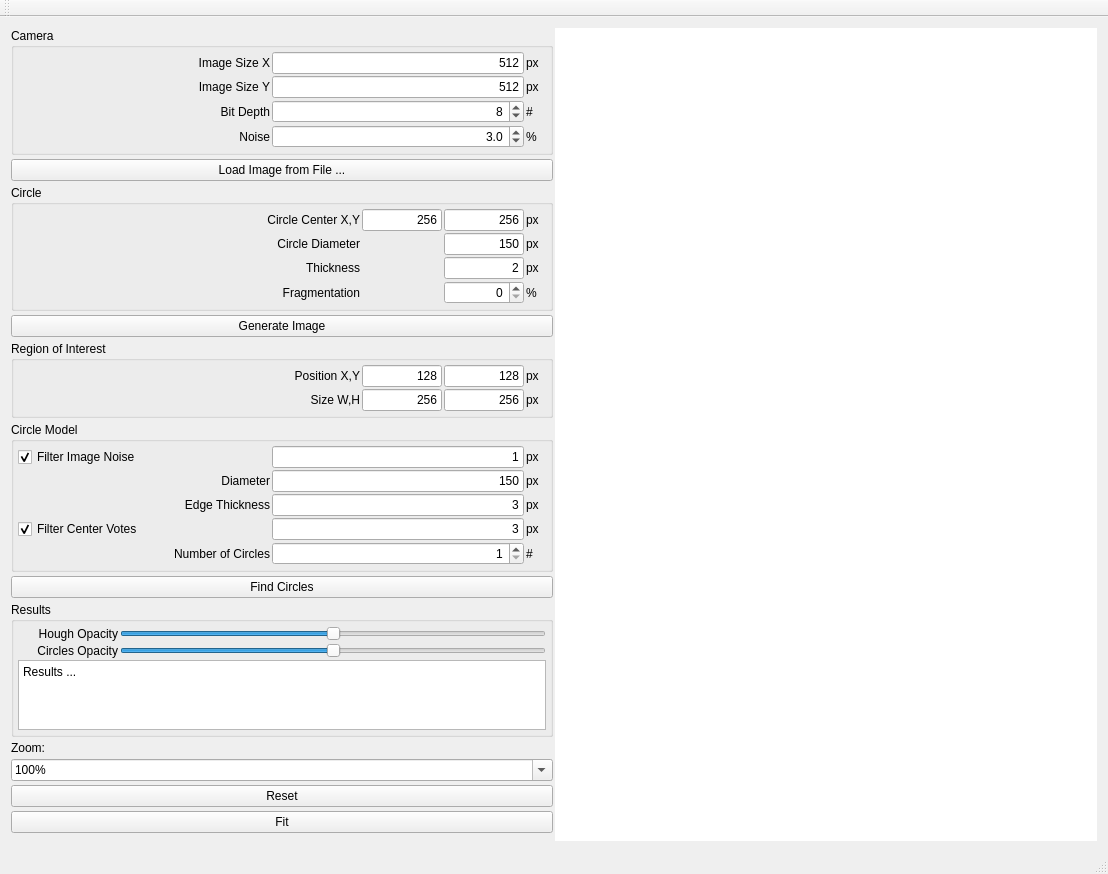
Before: the Qt Designer form QtMain/MainWindow.ui in TheGoofy/ggCircleFinder, drawn with Qt 5.
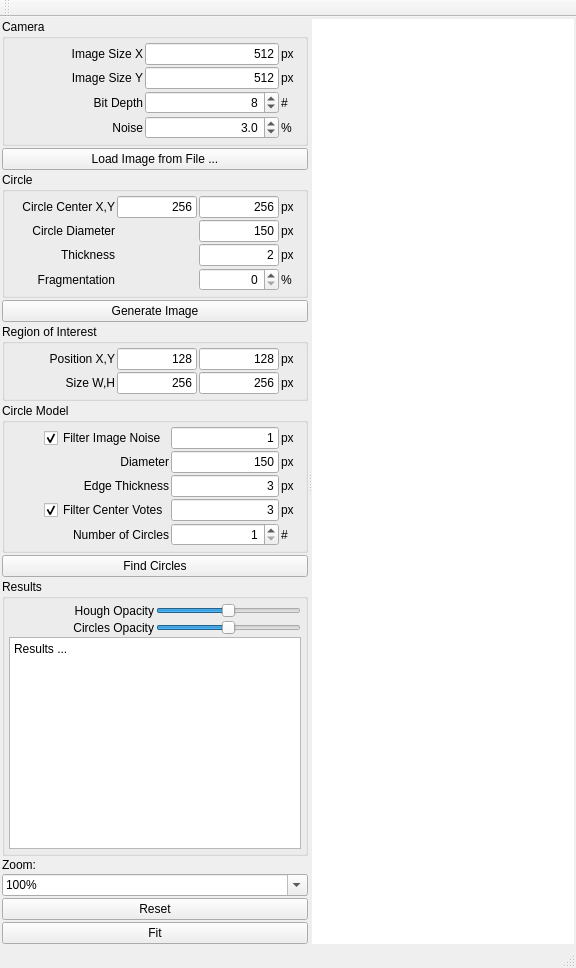
After: the same form once the commit is applied. Custom widgets are drawn as their Qt base class.

Commit message: - added splitter-layout

```diff
--- a/QtMain/MainWindow.ui
+++ b/QtMain/MainWindow.ui
@@ -6,8 +6,8 @@
    <rect>
     <x>0</x>
     <y>0</y>
-    <width>1108</width>
-    <height>775</height>
+    <width>576</width>
+    <height>968</height>
    </rect>
   </property>
   <property name="windowTitle">
@@ -17,16 +17,31 @@
    <bool>false</bool>
   </property>
   <widget class="QWidget" name="centralWidget">
-   <layout class="QHBoxLayout" name="horizontalLayout_2">
+   <layout class="QHBoxLayout" name="horizontalLayout">
+    <property name="spacing">
+     <number>0</number>
+    </property>
+    <property name="leftMargin">
+     <number>2</number>
+    </property>
+    <property name="topMargin">
+     <number>2</number>
+    </property>
+    <property name="rightMargin">
+     <number>2</number>
+    </property>
+    <property name="bottomMargin">
+     <number>2</number>
+    </property>
     <item>
-     <layout class="QHBoxLayout" name="horizontalLayout">
-      <property name="spacing">
-       <number>2</number>
+     <widget class="QSplitter" name="splitter">
+      <property name="orientation">
+       <enum>Qt::Horizontal</enum>
       </property>
-      <item>
+      <widget class="QWidget" name="">
        <layout class="QVBoxLayout" name="verticalLayout">
         <property name="spacing">
-         <number>4</number>
+         <number>2</number>
         </property>
         <property name="leftMargin">
          <number>0</number>
@@ -38,7 +53,7 @@
          <number>0</number>
         </property>
         <property name="bottomMargin">
-         <number>8</number>
+         <number>0</number>
         </property>
         <item>
          <widget class="QGroupBox" name="groupBox">
@@ -890,7 +905,7 @@
           <property name="title">
            <string>Circle Model</string>
           </property>
-          <layout class="QGridLayout" name="gridLayout_4" rowstretch="0,0,0,0,0,0,0,0" columnstretch="0,0,0">
+          <layout class="QGridLayout" name="gridLayout_4" rowstretch="0,0,0,0,0,0,0,0" columnstretch="0,0,0,0">
            <property name="leftMargin">
             <number>4</number>
            </property>
@@ -906,17 +921,120 @@
            <property name="spacing">
             <number>2</number>
            </property>
-           <item row="1" column="0">
-            <widget class="QCheckBox" name="mCircleModelGaussianFilterCheckBox">
+           <item row="2" column="3">
+            <widget class="QLabel" name="label_30">
+             <property name="sizePolicy">
+              <sizepolicy hsizetype="Preferred" vsizetype="Preferred">
+               <horstretch>0</horstretch>
+               <verstretch>0</verstretch>
+              </sizepolicy>
+             </property>
+             <property name="minimumSize">
+              <size>
+               <width>20</width>
+               <height>0</height>
+              </size>
+             </property>
+             <property name="maximumSize">
+              <size>
+               <width>20</width>
+               <height>16777215</height>
+              </size>
+             </property>
              <property name="text">
-              <string>Filter Image Noise</string>
+              <string>px</string>
              </property>
-             <property name="checked">
-              <bool>true</bool>
+            </widget>
+           </item>
+           <item row="3" column="3">
+            <widget class="QLabel" name="label_25">
+             <property name="sizePolicy">
+              <sizepolicy hsizetype="Preferred" vsizetype="Preferred">
+               <horstretch>0</horstretch>
+               <verstretch>0</verstretch>
+              </sizepolicy>
              </property>
+             <property name="minimumSize">
+              <size>
+               <width>20</width>
+               <height>0</height>
+              </size>
+             </property>
+             <property name="maximumSize">
+              <size>
+               <width>20</width>
+               <height>16777215</height>
+              </size>
+             </property>
+             <property name="text">
+              <string>px</string>
+             </property>
             </widget>
            </item>
-           <item row="1" column="1">
+           <item row="7" column="1">
+            <widget class="QLabel" name="label_13">
+             <property name="sizePolicy">
+              <sizepolicy hsizetype="Preferred" vsizetype="Preferred">
+               <horstretch>0</horstretch>
+               <verstretch>0</verstretch>
+              </sizepolicy>
+             </property>
+             <property name="minimumSize">
+              <size>
+               <width>100</width>
+               <height>0</height>
+              </size>
+             </property>
+             <property name="text">
+              <string>Number of Circles</string>
+             </property>
+             <property name="alignment">
+              <set>Qt::AlignRight|Qt::AlignTrailing|Qt::AlignVCenter</set>
+             </property>
+            </widget>
+           </item>
+           <item row="2" column="2">
+            <widget class="QLineEdit" name="mCircleModelDiameterLineEdit">
+             <property name="sizePolicy">
+              <sizepolicy hsizetype="Preferred" vsizetype="Fixed">
+               <horstretch>0</horstretch>
+               <verstretch>0</verstretch>
+              </sizepolicy>
+             </property>
+             <property name="text">
+              <string>150</string>
+             </property>
+             <property name="alignment">
+              <set>Qt::AlignRight|Qt::AlignTrailing|Qt::AlignVCenter</set>
+             </property>
+            </widget>
+           </item>
+           <item row="6" column="3">
+            <widget class="QLabel" name="label_32">
+             <property name="sizePolicy">
+              <sizepolicy hsizetype="Preferred" vsizetype="Preferred">
+               <horstretch>0</horstretch>
+               <verstretch>0</verstretch>
+              </sizepolicy>
+             </property>
+             <property name="minimumSize">
+              <size>
+               <width>20</width>
+               <height>0</height>
+              </size>
+             </property>
+             <property name="maximumSize">
+              <size>
+               <width>20</width>
+               <height>16777215</height>
+              </size>
+             </property>
+             <property name="text">
+              <string>px</string>
+             </property>
+            </widget>
+           </item>
+           <item row="1" column="2">
             <widget class="QLineEdit" name="mCircleModelGaussianFilterWidthLineEdit">
              <property name="sizePolicy">
               <sizepolicy hsizetype="Preferred" vsizetype="Fixed">
@@ -932,7 +1050,23 @@
              </property>
             </widget>
            </item>
-           <item row="3" column="0">
+           <item row="3" column="2">
+            <widget class="QLineEdit" name="mCircleModelLineThicknessLineEdit">
+             <property name="sizePolicy">
+              <sizepolicy hsizetype="Preferred" vsizetype="Fixed">
+               <horstretch>0</horstretch>
+               <verstretch>0</verstretch>
+              </sizepolicy>
+             </property>
+             <property name="text">
+              <string>3</string>
+             </property>
+             <property name="alignment">
+              <set>Qt::AlignRight|Qt::AlignTrailing|Qt::AlignVCenter</set>
+             </property>
+            </widget>
+           </item>
+           <item row="3" column="1">
             <widget class="QLabel" name="label_24">
              <property name="sizePolicy">
               <sizepolicy hsizetype="Preferred" vsizetype="Preferred">
@@ -954,168 +1088,7 @@
              </property>
             </widget>
            </item>
-           <item row="3" column="1">
-            <widget class="QLineEdit" name="mCircleModelLineThicknessLineEdit">
-             <property name="sizePolicy">
-              <sizepolicy hsizetype="Preferred" vsizetype="Fixed">
-               <horstretch>0</horstretch>
-               <verstretch>0</verstretch>
-              </sizepolicy>
-             </property>
-             <property name="text">
-              <string>3</string>
-             </property>
-             <property name="alignment">
-              <set>Qt::AlignRight|Qt::AlignTrailing|Qt::AlignVCenter</set>
-             </property>
-            </widget>
-           </item>
-           <item row="3" column="2">
-            <widget class="QLabel" name="label_25">
-             <property name="sizePolicy">
-              <sizepolicy hsizetype="Preferred" vsizetype="Preferred">
-               <horstretch>0</horstretch>
-               <verstretch>0</verstretch>
-              </sizepolicy>
-             </property>
-             <property name="minimumSize">
-              <size>
-               <width>20</width>
-               <height>0</height>
-              </size>
-             </property>
-             <property name="maximumSize">
-              <size>
-               <width>20</width>
-               <height>16777215</height>
-              </size>
-             </property>
-             <property name="text">
-              <string>px</string>
-             </property>
-            </widget>
-           </item>
-           <item row="6" column="0">
-            <widget class="QCheckBox" name="mCircleModelCenterVotesFilterCheckBox">
-             <property name="text">
-              <string>Filter Center Votes</string>
-             </property>
-             <property name="checked">
-              <bool>true</bool>
-             </property>
-            </widget>
-           </item>
-           <item row="2" column="1">
-            <widget class="QLineEdit" name="mCircleModelDiameterLineEdit">
-             <property name="sizePolicy">
-              <sizepolicy hsizetype="Preferred" vsizetype="Fixed">
-               <horstretch>0</horstretch>
-               <verstretch>0</verstretch>
-              </sizepolicy>
-             </property>
-             <property name="text">
-              <string>150</string>
-             </property>
-             <property name="alignment">
-              <set>Qt::AlignRight|Qt::AlignTrailing|Qt::AlignVCenter</set>
-             </property>
-            </widget>
-           </item>
-           <item row="1" column="2">
-            <widget class="QLabel" name="label_29">
-             <property name="sizePolicy">
-              <sizepolicy hsizetype="Preferred" vsizetype="Preferred">
-               <horstretch>0</horstretch>
-               <verstretch>0</verstretch>
-              </sizepolicy>
-             </property>
-             <property name="minimumSize">
-              <size>
-               <width>20</width>
-               <height>0</height>
-              </size>
-             </property>
-             <property name="maximumSize">
-              <size>
-               <width>20</width>
-               <height>16777215</height>
-              </size>
-             </property>
-             <property name="text">
-              <string>px</string>
-             </property>
-            </widget>
-           </item>
-           <item row="7" column="0">
-            <widget class="QLabel" name="label_13">
-             <property name="sizePolicy">
-              <sizepolicy hsizetype="Preferred" vsizetype="Preferred">
-               <horstretch>0</horstretch>
-               <verstretch>0</verstretch>
-              </sizepolicy>
-             </property>
-             <property name="minimumSize">
-              <size>
-               <width>100</width>
-               <height>0</height>
-              </size>
-             </property>
-             <property name="text">
-              <string>Number of Circles</string>
-             </property>
-             <property name="alignment">
-              <set>Qt::AlignRight|Qt::AlignTrailing|Qt::AlignVCenter</set>
-             </property>
-            </widget>
-           </item>
-           <item row="2" column="0">
-            <widget class="QLabel" name="label_31">
-             <property name="sizePolicy">
-              <sizepolicy hsizetype="Preferred" vsizetype="Preferred">
-               <horstretch>0</horstretch>
-               <verstretch>0</verstretch>
-              </sizepolicy>
-             </property>
-             <property name="minimumSize">
-              <size>
-               <width>100</width>
-               <height>0</height>
-              </size>
-             </property>
-             <property name="text">
-              <string>Diameter</string>
-             </property>
-             <property name="alignment">
-              <set>Qt::AlignRight|Qt::AlignTrailing|Qt::AlignVCenter</set>
-             </property>
-            </widget>
-           </item>
            <item row="6" column="2">
-            <widget class="QLabel" name="label_32">
-             <property name="sizePolicy">
-              <sizepolicy hsizetype="Preferred" vsizetype="Preferred">
-               <horstretch>0</horstretch>
-               <verstretch>0</verstretch>
-              </sizepolicy>
-             </property>
-             <property name="minimumSize">
-              <size>
-               <width>20</width>
-               <height>0</height>
-              </size>
-             </property>
-             <property name="maximumSize">
-              <size>
-               <width>20</width>
-               <height>16777215</height>
-              </size>
-             </property>
-             <property name="text">
-              <string>px</string>
-             </property>
-            </widget>
-           </item>
-           <item row="6" column="1">
             <widget class="QLineEdit" name="mCircleModelCenterVotesFilterWidthLineEdit">
              <property name="sizePolicy">
               <sizepolicy hsizetype="Preferred" vsizetype="Fixed">
@@ -1131,32 +1104,7 @@
              </property>
             </widget>
            </item>
-           <item row="2" column="2">
-            <widget class="QLabel" name="label_30">
-             <property name="sizePolicy">
-              <sizepolicy hsizetype="Preferred" vsizetype="Preferred">
-               <horstretch>0</horstretch>
-               <verstretch>0</verstretch>
-              </sizepolicy>
-             </property>
-             <property name="minimumSize">
-              <size>
-               <width>20</width>
-               <height>0</height>
-              </size>
-             </property>
-             <property name="maximumSize">
-              <size>
-               <width>20</width>
-               <height>16777215</height>
-              </size>
-             </property>
-             <property name="text">
-              <string>px</string>
-             </property>
-            </widget>
-           </item>
-           <item row="7" column="1">
+           <item row="7" column="2">
             <widget class="QSpinBox" name="mCircleModelNumberOfCirclesSpinBox">
              <property name="sizePolicy">
               <sizepolicy hsizetype="Preferred" vsizetype="Fixed">
@@ -1181,7 +1129,39 @@
              </property>
             </widget>
            </item>
-           <item row="7" column="2">
+           <item row="6" column="1">
+            <widget class="QCheckBox" name="mCircleModelCenterVotesFilterCheckBox">
+             <property name="text">
+              <string>Filter Center Votes</string>
+             </property>
+             <property name="checked">
+              <bool>true</bool>
+             </property>
+            </widget>
+           </item>
+           <item row="2" column="1">
+            <widget class="QLabel" name="label_31">
+             <property name="sizePolicy">
+              <sizepolicy hsizetype="Preferred" vsizetype="Preferred">
+               <horstretch>0</horstretch>
+               <verstretch>0</verstretch>
+              </sizepolicy>
+             </property>
+             <property name="minimumSize">
+              <size>
+               <width>100</width>
+               <height>0</height>
+              </size>
+             </property>
+             <property name="text">
+              <string>Diameter</string>
+             </property>
+             <property name="alignment">
+              <set>Qt::AlignRight|Qt::AlignTrailing|Qt::AlignVCenter</set>
+             </property>
+            </widget>
+           </item>
+           <item row="7" column="3">
             <widget class="QLabel" name="label_14">
              <property name="sizePolicy">
               <sizepolicy hsizetype="Preferred" vsizetype="Preferred">
@@ -1206,6 +1186,57 @@
              </property>
             </widget>
            </item>
+           <item row="1" column="1">
+            <widget class="QCheckBox" name="mCircleModelGaussianFilterCheckBox">
+             <property name="text">
+              <string>Filter Image Noise</string>
+             </property>
+             <property name="checked">
+              <bool>true</bool>
+             </property>
+            </widget>
+           </item>
+           <item row="1" column="3">
+            <widget class="QLabel" name="label_29">
+             <property name="sizePolicy">
+              <sizepolicy hsizetype="Preferred" vsizetype="Preferred">
+               <horstretch>0</horstretch>
+               <verstretch>0</verstretch>
+              </sizepolicy>
+             </property>
+             <property name="minimumSize">
+              <size>
+               <width>20</width>
+               <height>0</height>
+              </size>
+             </property>
+             <property name="maximumSize">
+              <size>
+               <width>20</width>
+               <height>16777215</height>
+              </size>
+             </property>
+             <property name="text">
+              <string>px</string>
+             </property>
+            </widget>
+           </item>
+           <item row="1" column="0">
+            <spacer name="horizontalSpacer">
+             <property name="orientation">
+              <enum>Qt::Horizontal</enum>
+             </property>
+             <property name="sizeType">
+              <enum>QSizePolicy::MinimumExpanding</enum>
+             </property>
+             <property name="sizeHint" stdset="0">
+              <size>
+               <width>2</width>
+               <height>10</height>
+              </size>
+             </property>
+            </spacer>
+           </item>
           </layout>
          </widget>
         </item>
@@ -1302,6 +1333,12 @@
            </item>
            <item row="2" column="1">
             <widget class="QSlider" name="mCirclesOpacitySlider">
+             <property name="sizePolicy">
+              <sizepolicy hsizetype="Preferred" vsizetype="Fixed">
+               <horstretch>0</horstretch>
+               <verstretch>0</verstretch>
+              </sizepolicy>
+             </property>
              <property name="maximum">
               <number>100</number>
              </property>
@@ -1402,21 +1439,19 @@
          </widget>
         </item>
        </layout>
-      </item>
-      <item>
-       <widget class="ggGraphicsView" name="mGraphicsView">
-        <property name="frameShape">
-         <enum>QFrame::NoFrame</enum>
-        </property>
-        <property name="frameShadow">
-         <enum>QFrame::Plain</enum>
-        </property>
-        <property name="renderHints">
-         <set>QPainter::Antialiasing|QPainter::SmoothPixmapTransform|QPainter::TextAntialiasing</set>
-        </property>
-       </widget>
-      </item>
-     </layout>
+      </widget>
+      <widget class="ggGraphicsView" name="mGraphicsView">
+       <property name="frameShape">
+        <enum>QFrame::NoFrame</enum>
+       </property>
+       <property name="frameShadow">
+        <enum>QFrame::Plain</enum>
+       </property>
+       <property name="renderHints">
+        <set>QPainter::Antialiasing|QPainter::SmoothPixmapTransform|QPainter::TextAntialiasing</set>
+       </property>
+      </widget>
+     </widget>
     </item>
    </layout>
   </widget>
```
